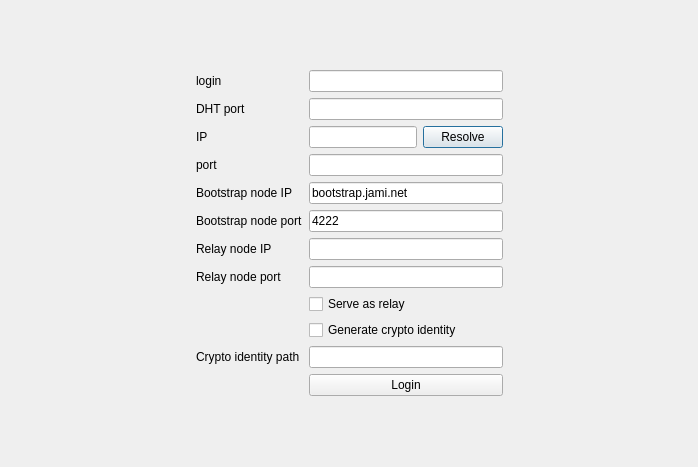
Old version of the form src/loginpage.ui in the repository c5xheavy/p2p_messenger.
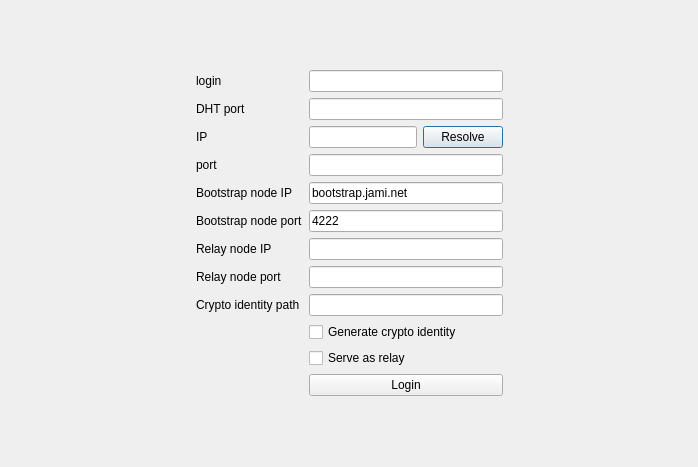
New version of the form.

Commit message: ui: change order of items on login page

What changed in the file:
```diff
--- a/src/loginpage.ui
+++ b/src/loginpage.ui
@@ -147,10 +147,17 @@
        <item row="7" column="1">
         <widget class="QLineEdit" name="relayNodePortLineEdit"/>
        </item>
+       <item row="8" column="0">
+        <widget class="QLabel" name="cryptoIdentityPathLabel">
+         <property name="text">
+          <string>Crypto identity path</string>
+         </property>
+        </widget>
+       </item>
        <item row="8" column="1">
-        <widget class="QCheckBox" name="serveAsRelayCheckBox">
+        <widget class="QLineEdit" name="cryptoIdentityPathLineEdit">
          <property name="text">
-          <string>Serve as relay</string>
+          <string/>
          </property>
         </widget>
        </item>
@@ -161,17 +168,10 @@
          </property>
         </widget>
        </item>
-       <item row="10" column="0">
-        <widget class="QLabel" name="cryptoIdentityPathLabel">
-         <property name="text">
-          <string>Crypto identity path</string>
-         </property>
-        </widget>
-       </item>
        <item row="10" column="1">
-        <widget class="QLineEdit" name="cryptoIdentityPathLineEdit">
+        <widget class="QCheckBox" name="serveAsRelayCheckBox">
          <property name="text">
-          <string/>
+          <string>Serve as relay</string>
          </property>
         </widget>
        </item>
```
